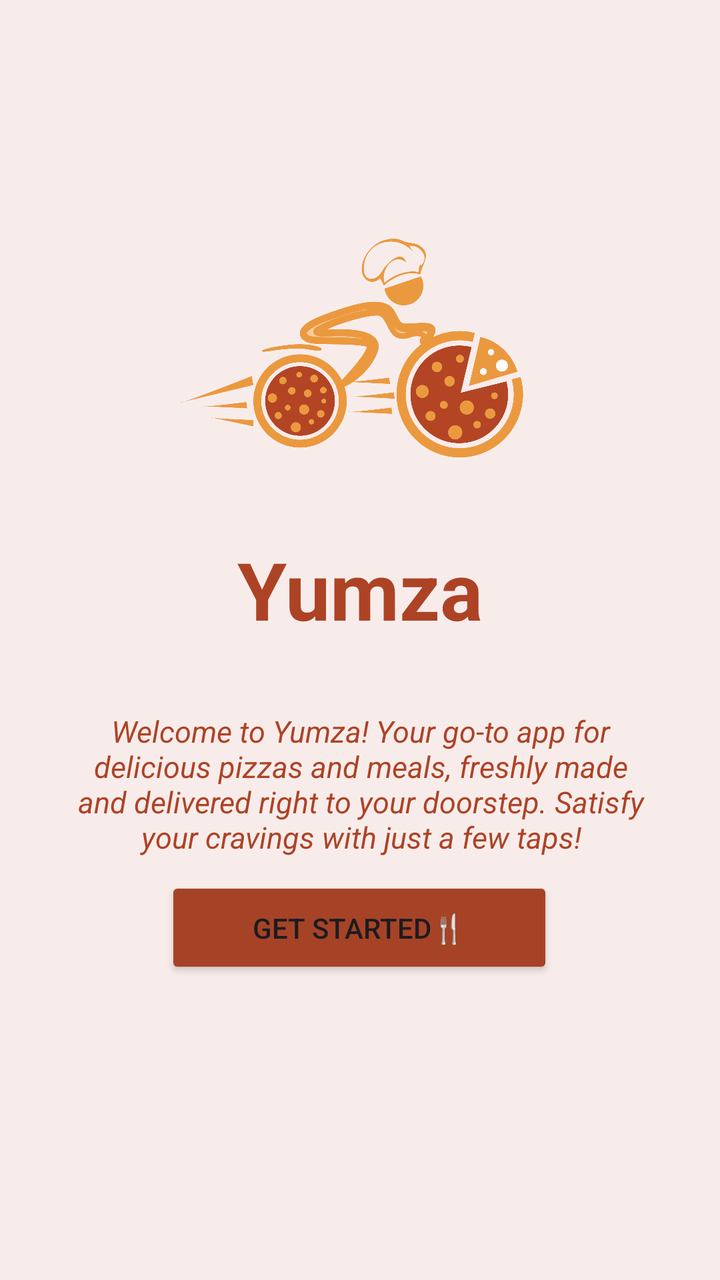
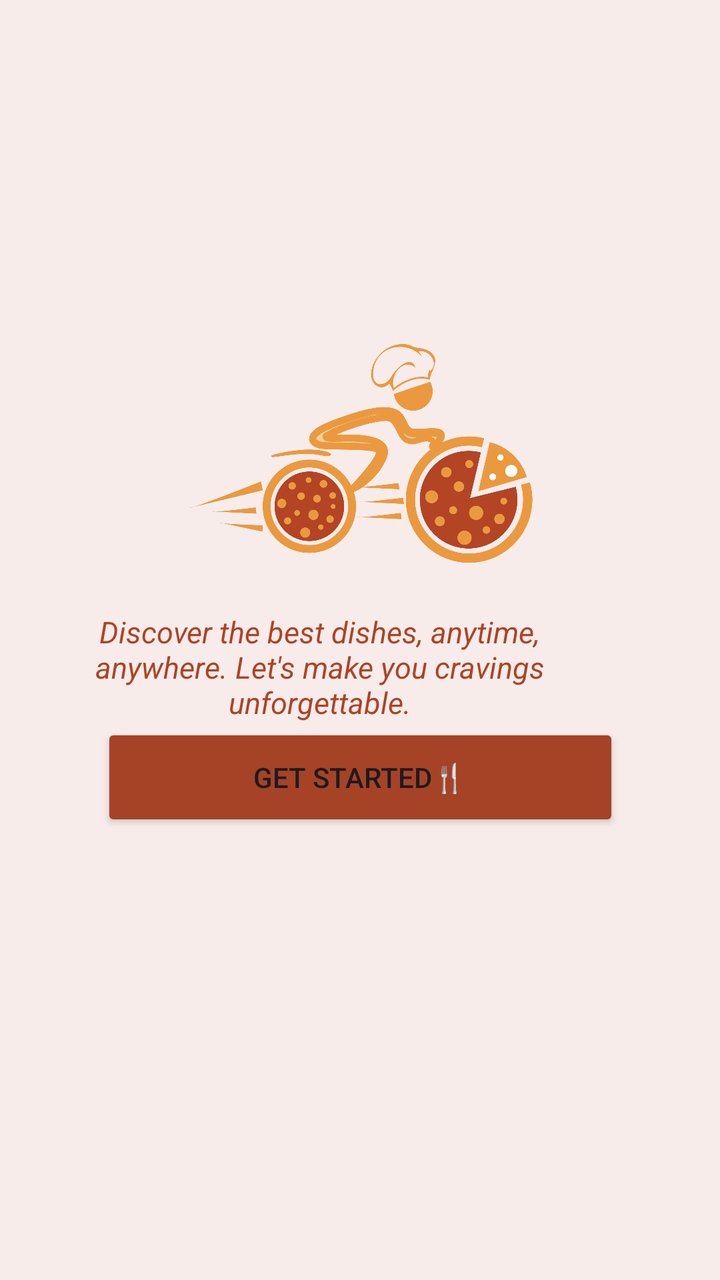

Compare the two renders of this Android layout. The source of the first and the diff that turns it into the second are given below.
<!-- AndroidManifest.xml: application theme Theme.Yumza -->
<!-- res/layout/activity_main.xml -->
<?xml version="1.0" encoding="utf-8"?>
<androidx.constraintlayout.widget.ConstraintLayout xmlns:android="http://schemas.android.com/apk/res/android"
    xmlns:app="http://schemas.android.com/apk/res-auto"
    xmlns:tools="http://schemas.android.com/tools"
    android:id="@+id/main"
    android:layout_width="match_parent"
    android:layout_height="match_parent"
    android:background="@drawable/main_background"
    tools:context=".MainActivity">

    <ImageView
        android:id="@+id/image_view"
        android:layout_width="329dp"
        android:layout_height="172dp"
        android:layout_marginTop="88dp"
        android:src="@drawable/pizza"
        app:layout_constraintEnd_toEndOf="parent"
        app:layout_constraintHorizontal_bias="0.353"
        app:layout_constraintStart_toStartOf="parent"
        app:layout_constraintTop_toTopOf="parent" />

    <TextView
        android:id="@+id/app_title"
        android:layout_width="wrap_content"
        android:layout_height="wrap_content"
        android:layout_marginTop="8dp"
        android:text="@string/yumza"
        android:textColor="#AD4325"
        android:textSize="40sp"
        android:textStyle="bold"
        app:layout_constraintEnd_toEndOf="parent"
        app:layout_constraintStart_toStartOf="parent"
        app:layout_constraintTop_toBottomOf="@+id/image_view" />

    <TextView
        android:id="@+id/app_description"
        android:layout_width="0dp"
        android:layout_height="wrap_content"
        android:gravity="center"
        android:text="@string/app_descc"
        android:textColor="#AD4325"
        android:textSize="15sp"
        android:textStyle="italic"
        app:layout_constraintBottom_toBottomOf="parent"
        app:layout_constraintEnd_toEndOf="parent"
        app:layout_constraintHorizontal_bias="0.506"
        app:layout_constraintStart_toStartOf="parent"
        app:layout_constraintTop_toTopOf="parent"
        app:layout_constraintVertical_bias="0.627"
        app:layout_constraintWidth_percent="0.8" />

    <Button
        android:id="@+id/getStarted"
        android:layout_width="194dp"
        android:layout_height="51dp"
        android:backgroundTint="#A64326"
        android:text="@string/button_text_main"
        app:layout_constraintBottom_toBottomOf="parent"
        app:layout_constraintEnd_toEndOf="parent"
        app:layout_constraintHorizontal_bias="0.497"
        app:layout_constraintStart_toStartOf="parent"
        app:layout_constraintTop_toTopOf="parent"
        app:layout_constraintVertical_bias="0.744" />

</androidx.constraintlayout.widget.ConstraintLayout>
<!-- resources referenced by this layout -->
<resources>
  <!-- drawable main_background (drawable) -->
  <?xml version="1.0" encoding="utf-8"?>
  <selector xmlns:android="http://schemas.android.com/apk/res/android">
      <item>
          <shape android:shape="rectangle">
              <gradient
                  android:startColor="#F3F8B48C"
                  android:centerColor="#F6EBE9"
                  android:type="radial"
                  android:endColor="#F8ECEB">
  
              </gradient>
          </shape>
      </item>
  </selector>
  <!-- drawable pizza: png bitmap (drawable, 253703 bytes) -->
  <string name="app_descc">Welcome to Yumza! Your go-to app for delicious pizzas and meals, freshly made and delivered right to your doorstep. Satisfy your cravings with just a few taps!</string>
  <string name="button_text_main">Get Started🍴</string>
  <string name="yumza">Yumza</string>
  <style name="Theme.Yumza" parent="Base.Theme.Yumza" />
  <style name="Base.Theme.Yumza" parent="Theme.Material3.DayNight.NoActionBar">
          
          
      </style>
</resources>

<!-- the commit's change to res/layout/activity_main.xml (unified diff, before → after) -->
@@ -8,58 +8,57 @@
     android:background="@drawable/main_background"
     tools:context=".MainActivity">
 
+    
+
+
+
+
+
+
+
+
+
+
+
+
     <ImageView
         android:id="@+id/image_view"
         android:layout_width="329dp"
         android:layout_height="172dp"
-        android:layout_marginTop="88dp"
+        android:layout_marginTop="148dp"
         android:src="@drawable/pizza"
+        app:layout_constraintBottom_toTopOf="@+id/app_description"
         app:layout_constraintEnd_toEndOf="parent"
-        app:layout_constraintHorizontal_bias="0.353"
         app:layout_constraintStart_toStartOf="parent"
         app:layout_constraintTop_toTopOf="parent" />
-
-    <TextView
-        android:id="@+id/app_title"
-        android:layout_width="wrap_content"
-        android:layout_height="wrap_content"
-        android:layout_marginTop="8dp"
-        android:text="@string/yumza"
-        android:textColor="#AD4325"
-        android:textSize="40sp"
-        android:textStyle="bold"
-        app:layout_constraintEnd_toEndOf="parent"
-        app:layout_constraintStart_toStartOf="parent"
-        app:layout_constraintTop_toBottomOf="@+id/image_view" />
 
     <TextView
         android:id="@+id/app_description"
         android:layout_width="0dp"
         android:layout_height="wrap_content"
         android:gravity="center"
-        android:text="@string/app_descc"
+        android:text="@string/app_desc"
         android:textColor="#AD4325"
         android:textSize="15sp"
         android:textStyle="italic"
         app:layout_constraintBottom_toBottomOf="parent"
-        app:layout_constraintEnd_toEndOf="parent"
-        app:layout_constraintHorizontal_bias="0.506"
-        app:layout_constraintStart_toStartOf="parent"
+        app:layout_constraintEnd_toEndOf="@+id/image_view"
+        app:layout_constraintHorizontal_bias="0.0"
+        app:layout_constraintStart_toStartOf="@+id/image_view"
         app:layout_constraintTop_toTopOf="parent"
-        app:layout_constraintVertical_bias="0.627"
+        app:layout_constraintVertical_bias="0.523"
         app:layout_constraintWidth_percent="0.8" />
 
     <Button
         android:id="@+id/getStarted"
-        android:layout_width="194dp"
-        android:layout_height="51dp"
+        android:layout_width="259dp"
+        android:layout_height="54dp"
         android:backgroundTint="#A64326"
         android:text="@string/button_text_main"
         app:layout_constraintBottom_toBottomOf="parent"
         app:layout_constraintEnd_toEndOf="parent"
-        app:layout_constraintHorizontal_bias="0.497"
         app:layout_constraintStart_toStartOf="parent"
         app:layout_constraintTop_toTopOf="parent"
-        app:layout_constraintVertical_bias="0.744" />
+        app:layout_constraintVertical_bias="0.617" />
 
 </androidx.constraintlayout.widget.ConstraintLayout>
<!-- resource entries referenced after the edit -->
@@ -16,9 +16,8 @@
       </item>
   </selector>
   <!-- drawable pizza: png bitmap (drawable, 253703 bytes) -->
-  <string name="app_descc">Welcome to Yumza! Your go-to app for delicious pizzas and meals, freshly made and delivered right to your doorstep. Satisfy your cravings with just a few taps!</string>
+  <string name="app_desc">Discover the best dishes, anytime, anywhere. Let\'s make you cravings unforgettable.</string>
   <string name="button_text_main">Get Started🍴</string>
-  <string name="yumza">Yumza</string>
   <style name="Theme.Yumza" parent="Base.Theme.Yumza" />
   <style name="Base.Theme.Yumza" parent="Theme.Material3.DayNight.NoActionBar">
           
